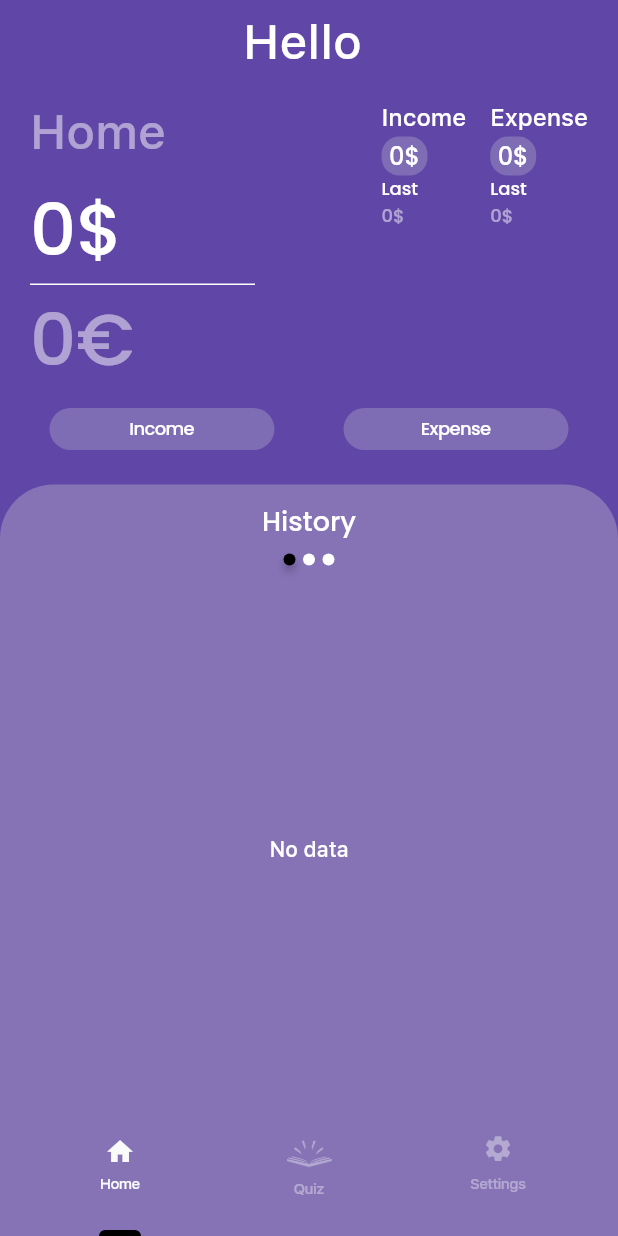
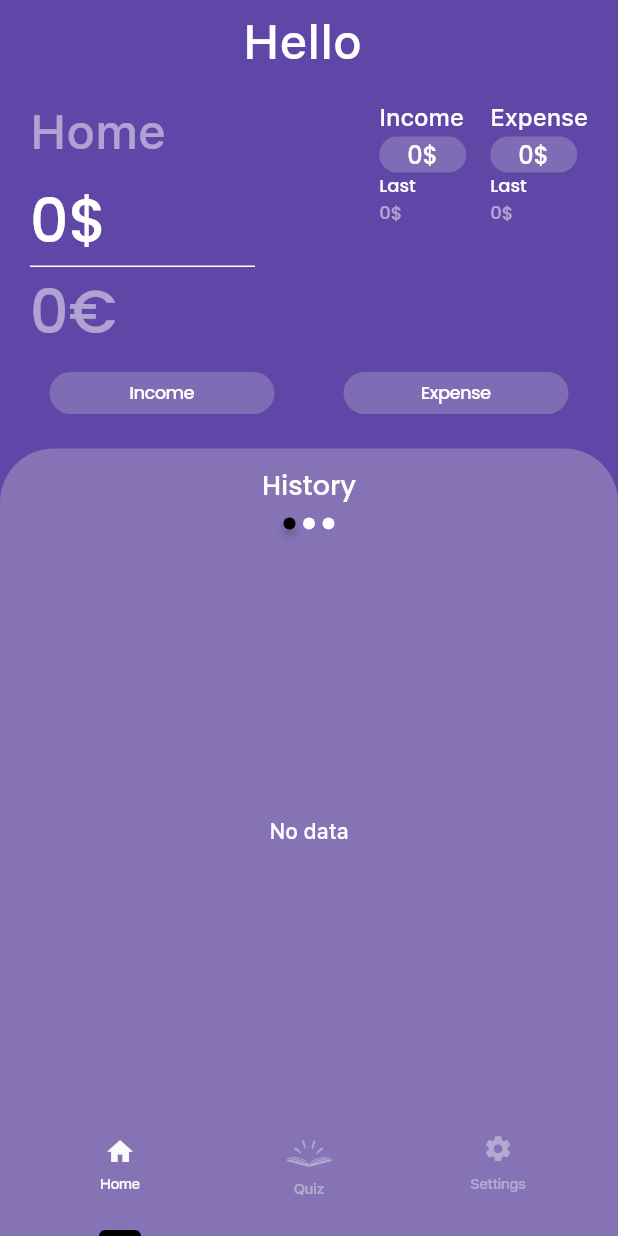
Before and after one commit to kent0505/test_income, a Flutter app: the HomeScreen screen opened directly, on a phone screen of 412 x 824 dp. Run offline on Flutter 3.47's test engine with Material 3 defaults, Android fonts, the phone set to English and light mode, and no system bars; our stand-ins replace cached_network_image, flutter_svg, hive_flutter, shared_preferences; accounts and stored records are empty.

Commit message:
ui fixes

```diff
--- a/lib/screens/home_screen.dart
+++ b/lib/screens/home_screen.dart
@@ -98,7 +98,7 @@ class _HomeScreenState extends State<HomeScreen> {
                       '${incomes - expenses}$currency',
                       style: const TextStyle(
                         color: Colors.white,
-                        fontSize: 48,
+                        fontSize: 40,
                         fontWeight: FontWeight.w600,
                         fontFamily: 'Poppins',
                       ),
@@ -114,7 +114,7 @@ class _HomeScreenState extends State<HomeScreen> {
                           : '',
                       style: TextStyle(
                         color: const Color(0xffffffff).withOpacity(0.5),
-                        fontSize: 48,
+                        fontSize: 40,
                         fontWeight: FontWeight.w600,
                         fontFamily: 'Poppins',
                       ),
@@ -135,7 +135,8 @@ class _HomeScreenState extends State<HomeScreen> {
                     ),
                     const SizedBox(height: 3),
                     Container(
-                      height: 26,
+                      // height: 26,
+                      width: 58,
                       padding: const EdgeInsets.symmetric(horizontal: 5),
                       decoration: BoxDecoration(
                         color: const Color(0xffd9d9d9).withOpacity(0.25),
@@ -187,8 +188,8 @@ class _HomeScreenState extends State<HomeScreen> {
                     ),
                     const SizedBox(height: 3),
                     Container(
-                      height: 26,
-                      // width: 58,
+                      // height: 26,
+                      width: 58,
                       padding: const EdgeInsets.symmetric(horizontal: 5),
                       decoration: BoxDecoration(
                         color: const Color(0xffd9d9d9).withOpacity(0.25),
@@ -331,7 +332,8 @@ class _HomeScreenState extends State<HomeScreen> {
                                   color: Colors.white,
                                 ),
                               ),
-                            ),
+                            )
+                          else
                             RawScrollbar(
                               controller: scrollController1,
                               padding: const EdgeInsets.only(right: 8),
--- a/lib/widgets/txt_field.dart
+++ b/lib/widgets/txt_field.dart
@@ -34,7 +34,7 @@ class TxtField extends StatelessWidget {
         inputFormatters: [
           if (number) ...[
             FilteringTextInputFormatter.digitsOnly,
-            LengthLimitingTextInputFormatter(7),
+            LengthLimitingTextInputFormatter(6),
           ] else
             LengthLimitingTextInputFormatter(limit),
         ],
```
Lines whose indentation alone changed are shown as unchanged.
